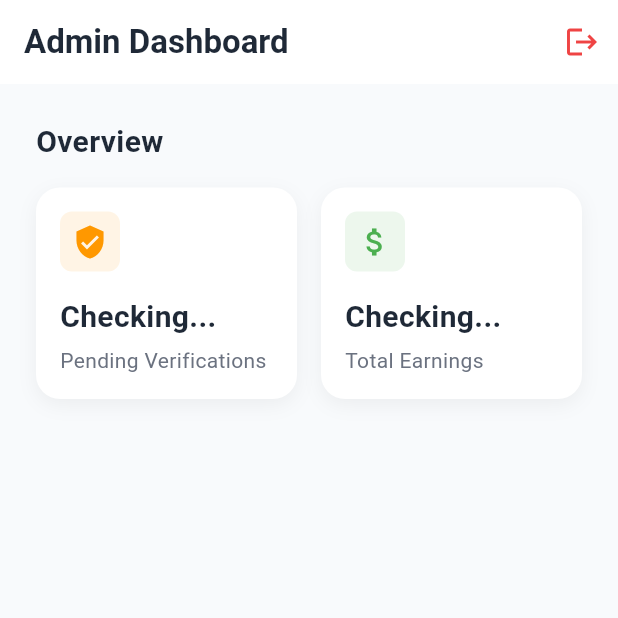
After one commit to PasinduMal007/FixNowApp, a Flutter app: the AdminDashboardScreen screen opened directly, on a phone screen of 412 x 824 dp, the top half of it. The commit adds this screen. Run offline on Flutter 3.47's test engine with Material 3 defaults, Android fonts, the phone set to English and light mode, and no system bars; our stand-ins replace cloud_functions, file_picker, firebase_auth, firebase_core, firebase_database, firebase_storage and 5 more; accounts and stored records are empty.

Commit message:
Implement Invisible Admin Panel (Dashboard, Verification, Earnings)

```diff
--- /dev/null
+++ b/lib/screens/admin/admin_dashboard_screen.dart
@@ -0,0 +1,154 @@
+import 'package:flutter/material.dart';
+import 'package:firebase_auth/firebase_auth.dart';
+import 'package:fix_now_app/screens/login_screen.dart';
+import 'admin_verification_screen.dart';
+import 'admin_earnings_screen.dart';
+
+class AdminDashboardScreen extends StatelessWidget {
+  const AdminDashboardScreen({super.key});
+
+  @override
+  Widget build(BuildContext context) {
+    return Scaffold(
+      backgroundColor: const Color(0xFFF8FAFC),
+      appBar: AppBar(
+        backgroundColor: Colors.white,
+        elevation: 0,
+        title: const Text(
+          'Admin Dashboard',
+          style: TextStyle(
+            color: Color(0xFF1F2937),
+            fontWeight: FontWeight.bold,
+          ),
+        ),
+        actions: [
+          IconButton(
+            icon: const Icon(Icons.logout, color: Color(0xFFEF4444)),
+            onPressed: () async {
+              await FirebaseAuth.instance.signOut();
+              if (context.mounted) {
+                Navigator.pushAndRemoveUntil(
+                  context,
+                  MaterialPageRoute(builder: (_) => const LoginScreen()),
+                  (route) => false,
+                );
+              }
+            },
+          ),
+        ],
+      ),
+      body: SingleChildScrollView(
+        padding: const EdgeInsets.all(24),
+        child: Column(
+          crossAxisAlignment: CrossAxisAlignment.start,
+          children: [
+            const Text(
+              'Overview',
+              style: TextStyle(
+                fontSize: 20,
+                fontWeight: FontWeight.bold,
+                color: Color(0xFF1F2937),
+              ),
+            ),
+            const SizedBox(height: 16),
+            Row(
+              children: [
+                Expanded(
+                  child: _buildStatCard(
+                    context,
+                    title: 'Pending Verifications',
+                    value: 'Checking...',
+                    icon: Icons.verified_user,
+                    color: Colors.orange,
+                    onTap: () {
+                      Navigator.push(
+                        context,
+                        MaterialPageRoute(
+                          builder: (_) => const AdminVerificationScreen(),
+                        ),
+                      );
+                    },
+                  ),
+                ),
+                const SizedBox(width: 16),
+                Expanded(
+                  child: _buildStatCard(
+                    context,
+                    title: 'Total Earnings',
+                    value: 'Checking...',
+                    icon: Icons.attach_money,
+                    color: Colors.green,
+                    onTap: () {
+                      Navigator.push(
+                        context,
+                        MaterialPageRoute(
+                          builder: (_) => const AdminEarningsScreen(),
+                        ),
+                      );
+                    },
+                  ),
+                ),
+              ],
+            ),
+            const SizedBox(height: 24),
+            // Add more admin modules here as needed
+          ],
+        ),
+      ),
+    );
+  }
+
+  Widget _buildStatCard(
+    BuildContext context, {
+    required String title,
+    required String value,
+    required IconData icon,
+    required Color color,
+    required VoidCallback onTap,
+  }) {
+    return GestureDetector(
+      onTap: onTap,
+      child: Container(
+        padding: const EdgeInsets.all(16),
+        decoration: BoxDecoration(
+          color: Colors.white,
+          borderRadius: BorderRadius.circular(16),
+          boxShadow: [
+            BoxShadow(
+              color: Colors.black.withOpacity(0.05),
+              blurRadius: 10,
+              offset: const Offset(0, 4),
+            ),
+          ],
+        ),
+        child: Column(
+          crossAxisAlignment: CrossAxisAlignment.start,
+          children: [
+            Container(
+              padding: const EdgeInsets.all(8),
+              decoration: BoxDecoration(
+                color: color.withOpacity(0.1),
+                borderRadius: BorderRadius.circular(8),
+              ),
+              child: Icon(icon, color: color, size: 24),
+            ),
+            const SizedBox(height: 16),
+            Text(
+              value,
+              style: const TextStyle(
+                fontSize: 20,
+                fontWeight: FontWeight.bold,
+                color: Color(0xFF1F2937),
+              ),
+            ),
+            const SizedBox(height: 4),
+            Text(
+              title,
+              style: const TextStyle(fontSize: 14, color: Color(0xFF6B7280)),
+            ),
+          ],
+        ),
+      ),
+    );
+  }
+}
```
Also changed, not shown: lib/Services/auth_login_service.dart (+28 -3 lines), lib/screens/admin/admin_earnings_screen.dart (added, +159 -0 lines), lib/screens/admin/admin_verification_screen.dart (added, +200 -0 lines), lib/screens/login_screen.dart (+15 -2 lines).
